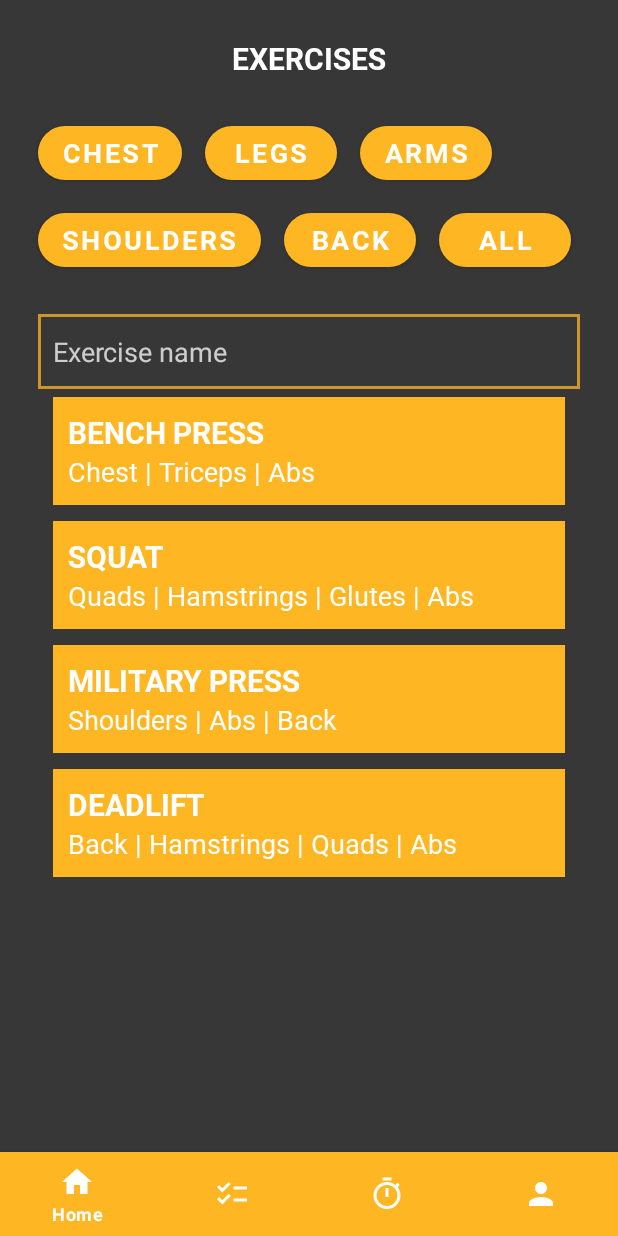
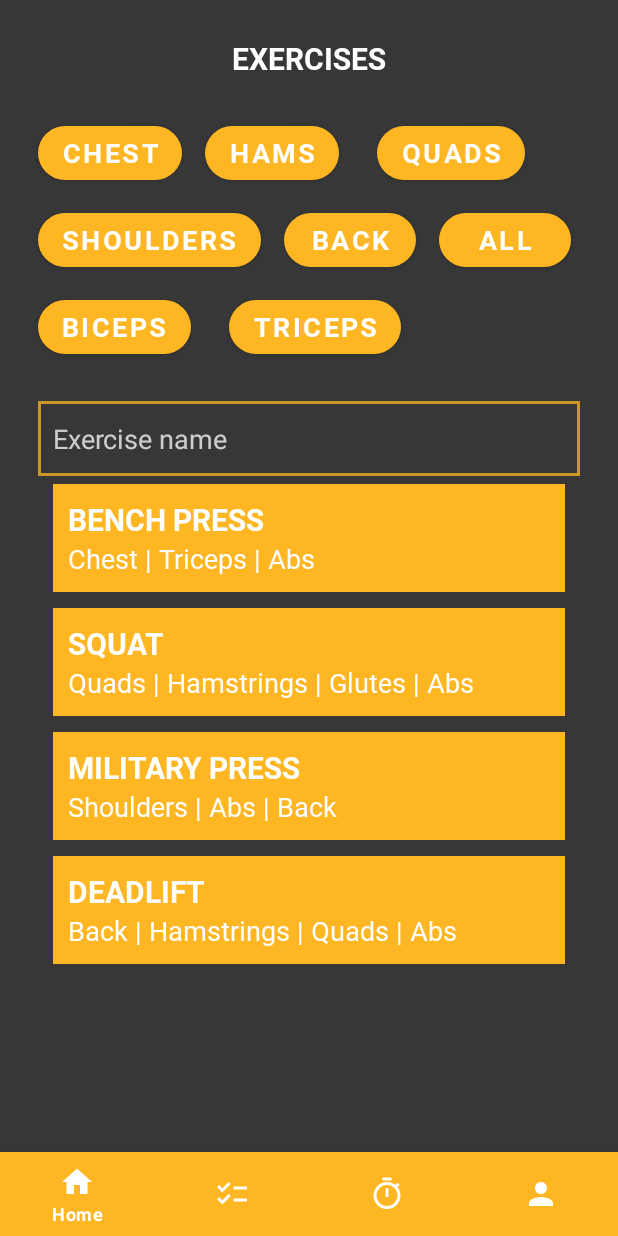
Before and after one commit to dan-yates1/fitness-app, an Android app: the screen it shows after launch (ExercisesActivity), on a phone screen of 412 x 824 dp. Run offline under Robolectric (Android 15) with nearby library versions, the phone set to English and light mode, and no system bars.

Commit message:
Added all filter buttons to ExercisesActivity

```diff
--- a/app/src/main/java/com/example/fitnessapp/layouts/ExercisesActivity.java
+++ b/app/src/main/java/com/example/fitnessapp/layouts/ExercisesActivity.java
@@ -25,7 +25,7 @@ import java.util.ArrayList;
 public class ExercisesActivity extends AppCompatActivity {
     private RecyclerView mRecyclerView;
     private ExerciseAdapter mAdapter;
-    private Button mArmsBtn, mChestBtn, mLegsBtn, mShouldersBtn, mBackBtn, mAllBtn;
+    private Button mBicepsBtn, mTricepsBtn, mChestBtn, mQuadsBtn, mShouldersBtn, mBackBtn, mAllBtn, mHamsBtn;
     private EditText mSearchBar;
     private ArrayList<Exercise> mExerciseList;
     private ArrayList<String> mMusclesFilter;
@@ -82,15 +82,21 @@ public class ExercisesActivity extends AppCompatActivity {
 
     private void buildFilterButtons() {
         mMusclesFilter = new ArrayList<>();
-        mArmsBtn = findViewById(R.id.armsBtn);
+        mBicepsBtn = findViewById(R.id.bicepsBtn);
+        mTricepsBtn = findViewById(R.id.tricepsBtn);
         mChestBtn = findViewById(R.id.chestBtn);
-        mLegsBtn = findViewById(R.id.legsBtn);
+        mQuadsBtn = findViewById(R.id.quadsBtn);
+        mHamsBtn = findViewById(R.id.hamstringsBtn);
         mShouldersBtn = findViewById(R.id.shouldersBtn);
         mBackBtn = findViewById(R.id.backBtn);
         mAllBtn = findViewById(R.id.allBtn);
 
-        mArmsBtn.setOnClickListener(v -> {
-            filterByMuscle("Arms");
+        mBicepsBtn.setOnClickListener(v -> {
+            filterByMuscle("Biceps");
+        });
+
+        mTricepsBtn.setOnClickListener(v -> {
+            filterByMuscle("Triceps");
         });
 
         mChestBtn.setOnClickListener(v -> {
@@ -105,10 +111,13 @@ public class ExercisesActivity extends AppCompatActivity {
             filterByMuscle("Shoulders");
         });
 
-        mLegsBtn.setOnClickListener(v -> {
-            //filterByMuscle("");
+        mQuadsBtn.setOnClickListener(v -> {
+            filterByMuscle("Quads");
         });
 
+        mHamsBtn.setOnClickListener(v -> {
+            filterByMuscle("Hamstrings");
+        });
 
         mAllBtn.setOnClickListener(v -> {
             mAdapter.filterList(mExerciseList);
--- a/app/src/main/res/layout/activity_exercises.xml
+++ b/app/src/main/res/layout/activity_exercises.xml
@@ -55,7 +55,7 @@
         app:cornerRadius="30dp"/>
 
     <Button
-        android:id="@+id/legsBtn"
+        android:id="@+id/hamstringsBtn"
         android:layout_width="wrap_content"
         android:layout_height="wrap_content"
         android:layout_below="@+id/titleTextView"
@@ -64,7 +64,7 @@
         android:layout_marginLeft="15dp"
         android:layout_marginTop="25dp"
         android:fontFamily="@font/roboto_bold"
-        android:text="Legs"
+        android:text="Hams"
         android:textAllCaps="true"
         android:textSize="18sp"
         android:textStyle="bold"
@@ -72,21 +72,21 @@
         app:cornerRadius="30dp" />
 
     <Button
-        android:id="@+id/armsBtn"
+        android:id="@+id/quadsBtn"
         android:layout_width="wrap_content"
         android:layout_height="wrap_content"
         android:layout_below="@+id/titleTextView"
-        android:layout_toEndOf="@+id/legsBtn"
-        android:layout_marginLeft="15dp"
+        android:layout_toEndOf="@+id/hamstringsBtn"
+        android:layout_marginLeft="25dp"
         android:layout_marginTop="25dp"
         android:fontFamily="@font/roboto_bold"
-        android:text="Arms"
+        android:text="Quads"
         android:textAllCaps="true"
         android:textSize="18sp"
         android:textStyle="bold"
         app:backgroundTint="@color/orange"
         app:cornerRadius="30dp"
-        android:layout_toRightOf="@+id/legsBtn" />
+        android:layout_toRightOf="@+id/hamstringsBtn" />
 
     <Button
         android:id="@+id/shouldersBtn"
@@ -137,11 +137,42 @@
         app:cornerRadius="30dp"
         android:layout_toRightOf="@+id/shouldersBtn" />
 
+    <Button
+        android:id="@+id/bicepsBtn"
+        android:layout_width="wrap_content"
+        android:layout_height="wrap_content"
+        android:layout_below="@+id/shouldersBtn"
+        android:layout_marginTop="10dp"
+        android:layout_marginLeft="25dp"
+        android:fontFamily="@font/roboto_bold"
+        android:text="Biceps"
+        android:textAllCaps="true"
+        android:textSize="18sp"
+        android:textStyle="bold"
+        app:backgroundTint="@color/orange"
+        app:cornerRadius="30dp"/>
+
+    <Button
+        android:id="@+id/tricepsBtn"
+        android:layout_width="wrap_content"
+        android:layout_height="wrap_content"
+        android:layout_below="@+id/shouldersBtn"
+        android:layout_toRightOf="@+id/bicepsBtn"
+        android:layout_marginTop="10dp"
+        android:layout_marginLeft="25dp"
+        android:fontFamily="@font/roboto_bold"
+        android:text="Triceps"
+        android:textAllCaps="true"
+        android:textSize="18sp"
+        android:textStyle="bold"
+        app:backgroundTint="@color/orange"
+        app:cornerRadius="30dp"/>
+
     <EditText
         android:id="@+id/searchEditText"
         android:layout_width="wrap_content"
         android:layout_height="50dp"
-        android:layout_below="@+id/shouldersBtn"
+        android:layout_below="@+id/bicepsBtn"
         android:layout_alignParentStart="true"
         android:layout_alignParentLeft="true"
         android:layout_alignParentEnd="true"
```
